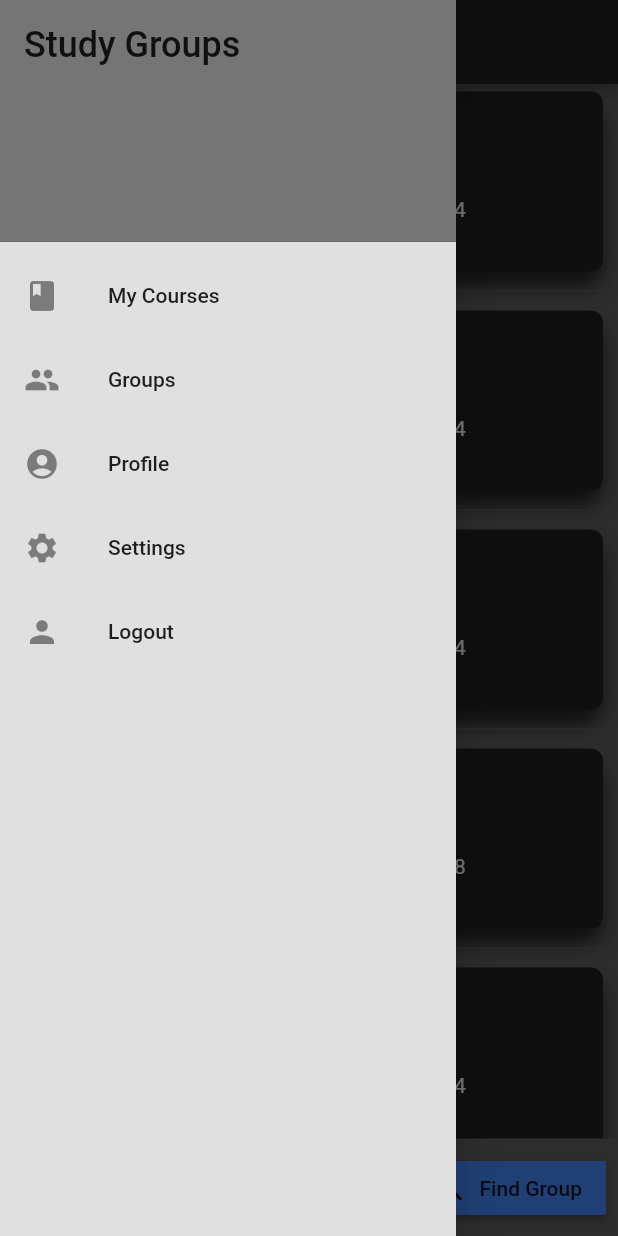
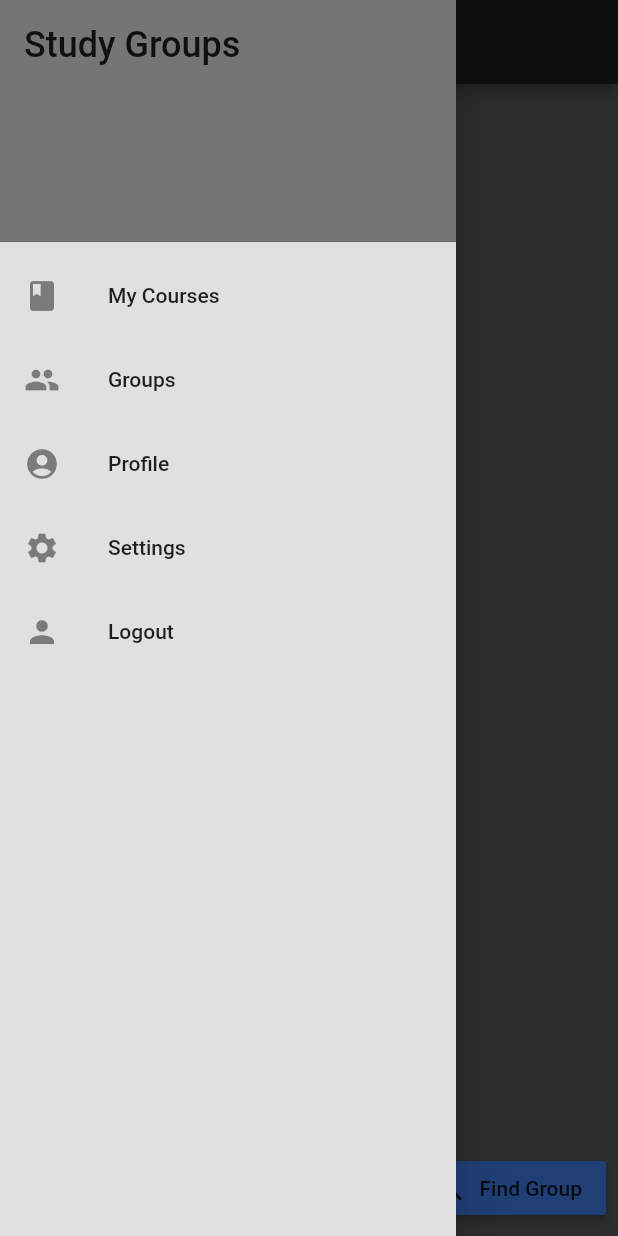
Before and after one commit to lrondenet/StudyGroup, a Flutter app: the screen it shows once a user with an empty profile is signed in, with the side drawer open, on a phone screen of 412 x 824 dp. Run offline on Flutter 3.47's test engine with Material 2 defaults, Android fonts, the phone set to English and light mode, and no system bars; our stand-ins replace cloud_firestore, firebase_auth, flutter_spinkit, font_awesome_flutter, table_calendar; accounts and stored records are empty.

Commit message:
group updated from firestore in initState

```diff
--- a/study_group_app/lib/models/groups.dart
+++ b/study_group_app/lib/models/groups.dart
@@ -3,9 +3,9 @@
 class Group {
   final int id;
   final String name;
-  final int members;
+  var members;
   final String meetDay;
-  final String timeBlock;
+  final String time;
   final int maxMembers;
 
   Group(
@@ -13,134 +13,16 @@ class Group {
       this.name,
       this.members,
       this.meetDay,
-      this.timeBlock,
+      this.time,
       this.maxMembers});
-}
 
-class UserStudyGroup {
-  final int studyGrpId;
-  final int userId;
-
-  UserStudyGroup(this.studyGrpId, this.userId);
-}
-
-class GroupProvider {
-  List<Group> _groups = List<Group>();
-  List<UserStudyGroup> _userGroups = List<UserStudyGroup>();
-
-  GroupProvider._() {
-    if (_groups.isEmpty) {
-      _groups.add(Group(
-          id: 0,
-          name: 'Lazer Kitties',
-          members: 4,
-          meetDay: 'Monday',
-          timeBlock: '3-5pm',
-          maxMembers: 4));
-      _groups.add(Group(
-          id: 1,
-          name: 'Best Group',
-          members: 3,
-          meetDay: 'Wednesday',
-          timeBlock: '2-3pm',
-          maxMembers: 4));
-      _groups.add(Group(
-          id: 2,
-          name: 'Annoying People',
-          members: 2,
-          meetDay: 'Tuesday',
-          timeBlock: '4-5pm',
-          maxMembers: 4));
-      _groups.add(Group(
-          id: 3,
-          name: 'Plant club',
-          members: 4,
-          meetDay: 'Tuesday',
-          timeBlock: '5-8pm',
-          maxMembers: 8));
-      _groups.add(Group(
-          id: 4,
-          name: '...some other name',
-          members: 3,
-          meetDay: 'Sat',
-          timeBlock: '5-8pm',
-          maxMembers: 4));
-      _groups.add(Group(
-          id: 5,
-          name: 'too many groups',
-          members: 2,
-          meetDay: 'Friday',
-          timeBlock: '5-8pm',
-          maxMembers: 2));
-      _groups.add(Group(
-          id: 6,
-          name: 'Assholes Anonymous',
-          members: 2,
-          meetDay: 'Friday',
-          timeBlock: '5-8pm',
-          maxMembers: 2));
-      _groups.add(Group(
-          id: 7,
-          name: 'Bottom Bitch',
-          members: 2,
-          meetDay: 'Friday',
-          timeBlock: '5-8pm',
-          maxMembers: 3));
-    }
-    // UserStudyGroup(studyGrpId, userId)
-    if (_userGroups.isEmpty) {
-      // Group 0
-      _userGroups.add(UserStudyGroup(0, 0));
-      _userGroups.add(UserStudyGroup(0, 1));
-      _userGroups.add(UserStudyGroup(0, 2));
-      _userGroups.add(UserStudyGroup(0, 3));
-
-      // Group 1
-      _userGroups.add(UserStudyGroup(1, 1));
-      _userGroups.add(UserStudyGroup(1, 2));
-      _userGroups.add(UserStudyGroup(1, 4));
-
-      // Group 2
-      _userGroups.add(UserStudyGroup(2, 0));
-      _userGroups.add(UserStudyGroup(2, 2));
-
-      _userGroups.add(UserStudyGroup(3, 0));
-      _userGroups.add(UserStudyGroup(3, 2));
-
-      _userGroups.add(UserStudyGroup(4, 0));
-      _userGroups.add(UserStudyGroup(4, 2));
-
-      _userGroups.add(UserStudyGroup(5, 2));
-
-      _userGroups.add(UserStudyGroup(6, 2));
-
-      _userGroups.add(UserStudyGroup(7, 2));
-    }
-  }
-
-  // Singleton instance that will be used outside of this class
-  static final GroupProvider instance = GroupProvider._();
-
-  List<Group> getGroupsById(int userId) {
-    List<Group> grpList = List<Group>();
-    List<UserStudyGroup> userGroups = getUserGroups(userId);
-    for (var userGrp in userGroups) {
-      for (var grp in _groups) {
-        if (userGrp.studyGrpId == grp.id) {
-          grpList.add(grp);
-        }
-      }
-    }
-    return grpList;
-  }
-
-  List<UserStudyGroup> getUserGroups(int usrId) {
-    List<UserStudyGroup> userGroups = List<UserStudyGroup>();
-    for (var userGrp in _userGroups) {
-      if (userGrp.userId == usrId) {
-        userGroups.add(userGrp);
-      }
-    }
-    return userGroups;
+  factory Group.fromMap(Map data) {
+    return Group(
+      name: data['name'] ?? '',
+      members: data['groupMembers'] ?? '',
+      maxMembers: data['maxMembers'] ?? '',
+      meetDay: data['day'] ?? '',
+      time: data['time'] ?? '',
+    );
   }
 }
--- a/study_group_app/lib/screens/home/group_viewer.dart
+++ b/study_group_app/lib/screens/home/group_viewer.dart
@@ -1,24 +1,30 @@
+import 'package:cloud_firestore/cloud_firestore.dart';
 import 'package:flutter/material.dart';
-import 'package:study_group_app/screens/groups/group_detail.dart';
-// import 'package:study_group_app/services/group_provider.dart';
-import 'package:study_group_app/models/user.dart';
-import 'package:provider/provider.dart';
+// import 'package:study_group_app/screens/groups/group_detail.dart';
+import 'package:study_group_app/services/group_provider.dart';
+// import 'package:study_group_app/models/user.dart';
+// import 'package:provider/provider.dart';
 import 'package:study_group_app/models/groups.dart';
 
 class GroupView extends StatefulWidget {
-  GroupView({Key key}) : super(key: key);
-
+  GroupView({Key key, this.userId}) : super(key: key);
+  final String userId;
   _GroupState createState() => _GroupState();
 }
 
 class _GroupState extends State<GroupView> {
   // List of groups to be populated on initState
-  List groups;
+  List<Group> groups = List<Group>();
 
   @override
   void initState() {
     // Get the current user's groups, currently hardcoded to be 2
-    groups = GroupProvider.instance.getGroupsById(2);
+    GroupProvider.instance.getGroups(widget.userId).then((QuerySnapshot docs) {
+      if (docs.documents.isNotEmpty) {
+        docs.documents.forEach((doc) => groups.add(Group.fromMap(doc.data)));
+        // groups.add(Group.fromMap(docs.documents[0].data));
+      }
+    });
     super.initState();
   }
 
@@ -46,10 +52,9 @@ class _GroupState extends State<GroupView> {
               ),
               Row(
                 children: <Widget>[
-                  Expanded(child: Text(group.timeBlock)),
+                  Expanded(child: Text(group.time)),
                   Expanded(
-                    child:
-                        Text('Members: ${group.members}/${group.maxMembers}'),
+                    child: Text('Members: ${group.maxMembers}'),
                   ),
                 ],
               ),
--- a/study_group_app/lib/screens/home/home.dart
+++ b/study_group_app/lib/screens/home/home.dart
@@ -51,7 +51,7 @@ class _HomePageState extends State<HomePage> {
                   icon: Icon(Icons.search),
                 )
               ],
-              body: GroupView(),
+              body: GroupView(userId: user.uid),
             );
           } else {
             return Loading();
--- a/study_group_app/lib/services/group_provider.dart
+++ b/study_group_app/lib/services/group_provider.dart
@@ -15,96 +15,16 @@ class GroupProvider {
   // Singleton instance that will be used outside of this class
   static final GroupProvider instance = GroupProvider._();
 
-  List<Group> _groups = List<Group>();
-  List<UserStudyGroup> _userGroups = List<UserStudyGroup>();
+  // List<Group> _groups = List<Group>();
+  // List<UserStudyGroup> _userGroups = List<UserStudyGroup>();
 
-  GroupProvider._() {
-    if (_groups.isEmpty) {
-      _groups.add(Group(
-          id: 0,
-          name: 'Lazer Kitties',
-          members: 4,
-          meetDay: 'Monday',
-          timeBlock: '3-5pm',
-          maxMembers: 4));
-      _groups.add(Group(
-          id: 1,
-          name: 'Best Group',
-          members: 3,
-          meetDay: 'Wednesday',
-          timeBlock: '2-3pm',
-          maxMembers: 4));
-      _groups.add(Group(
-          id: 2,
-          name: 'Annoying People',
-          members: 2,
-          meetDay: 'Tuesday',
-          timeBlock: '4-5pm',
-          maxMembers: 4));
-      _groups.add(Group(
-          id: 3,
-          name: 'Plant club',
-          members: 4,
-          meetDay: 'Tuesday',
-          timeBlock: '5-8pm',
-          maxMembers: 8));
-      _groups.add(Group(
-          id: 4,
-          name: '...some other name',
-          members: 3,
-          meetDay: 'Sat',
-          timeBlock: '5-8pm',
-          maxMembers: 4));
-      _groups.add(Group(
-          id: 5,
-          name: 'too many groups',
-          members: 2,
-          meetDay: 'Friday',
-          timeBlock: '5-8pm',
-          maxMembers: 2));
-      _groups.add(Group(
-          id: 6,
-          name: 'Assholes Anonymous',
-          members: 2,
-          meetDay: 'Friday',
-          timeBlock: '5-8pm',
-          maxMembers: 2));
-      _groups.add(Group(
-          id: 7,
-          name: 'Bottom Bitch',
-          members: 2,
-          meetDay: 'Friday',
-          timeBlock: '5-8pm',
-          maxMembers: 3));
-    }
-    // UserStudyGroup(studyGrpId, userId)
-    if (_userGroups.isEmpty) {
-      // Group 0
-      _userGroups.add(UserStudyGroup(0, 0));
-      _userGroups.add(UserStudyGroup(0, 1));
-      _userGroups.add(UserStudyGroup(0, 2));
-      _userGroups.add(UserStudyGroup(0, 3));
+  GroupProvider._();
+  Future<QuerySnapshot> getGroups(String userId) async {
+    return _groupCollection
+        .where('groupMembers', arrayContains: userId)
+        .getDocuments();
+  }
 
-      // Group 1
-      _userGroups.add(UserStudyGroup(1, 1));
-      _userGroups.add(UserStudyGroup(1, 2));
-      _userGroups.add(UserStudyGroup(1, 4));
+  // UserStudyGroup(studyGrpId, userId)
 
-      // Group 2
-      _userGroups.add(UserStudyGroup(2, 0));
-      _userGroups.add(UserStudyGroup(2, 2));
-
-      _userGroups.add(UserStudyGroup(3, 0));
-      _userGroups.add(UserStudyGroup(3, 2));
-
-      _userGroups.add(UserStudyGroup(4, 0));
-      _userGroups.add(UserStudyGroup(4, 2));
-
-      _userGroups.add(UserStudyGroup(5, 2));
-
-      _userGroups.add(UserStudyGroup(6, 2));
-
-      _userGroups.add(UserStudyGroup(7, 2));
-    }
-  }
 }
```
